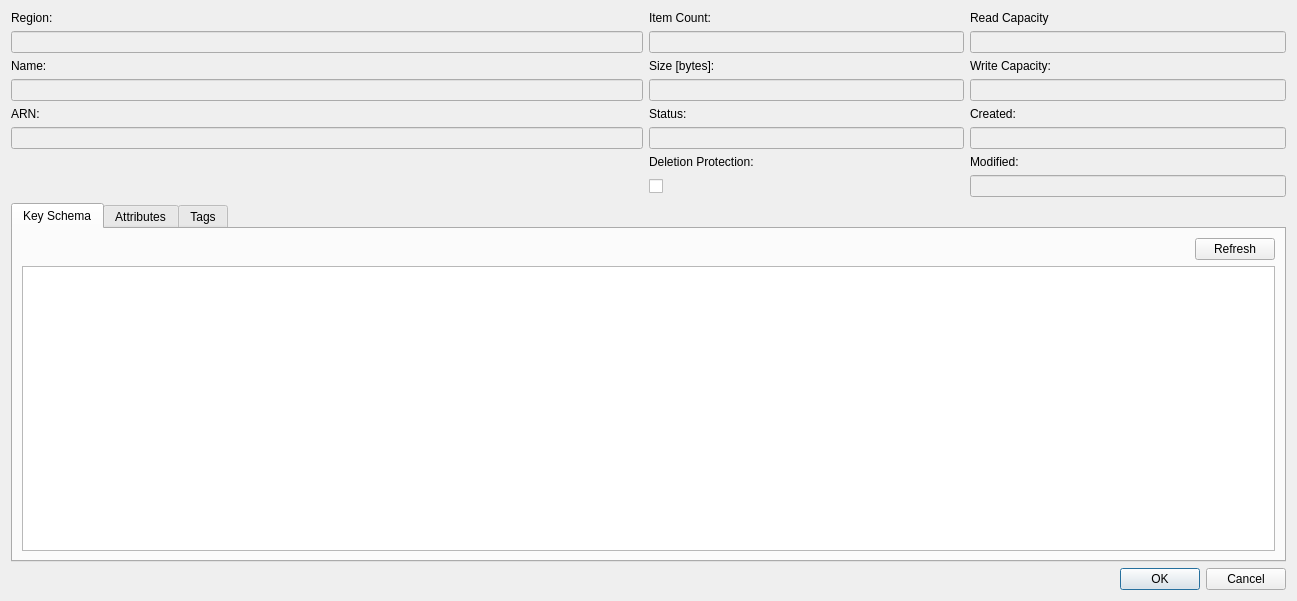
jensvogt/awsmock-qt-ui, file src/modules/dynamodb/DynamoDbEditTableDialog.ui: the form before one commit.
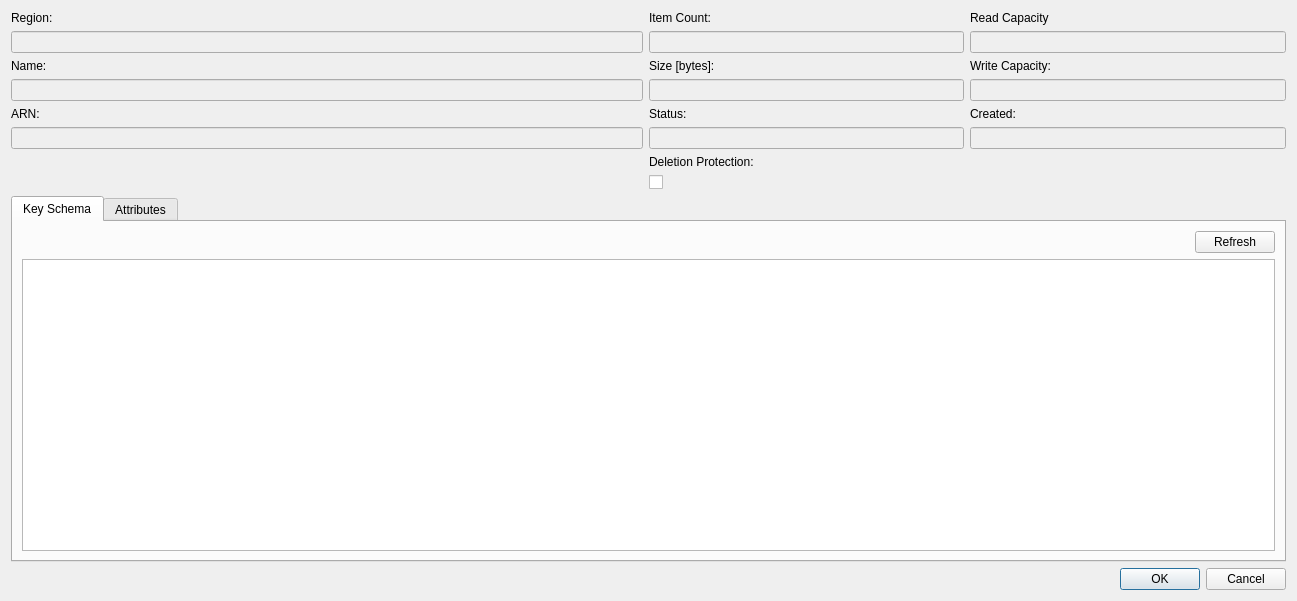
The form after the commit.

```diff
--- a/src/modules/dynamodb/DynamoDbEditTableDialog.ui
+++ b/src/modules/dynamodb/DynamoDbEditTableDialog.ui
@@ -100,13 +100,6 @@
        </property>
       </widget>
      </item>
-     <item row="8" column="2">
-      <widget class="QLineEdit" name="modifiedEdit">
-       <property name="enabled">
-        <bool>false</bool>
-       </property>
-      </widget>
-     </item>
      <item row="0" column="2">
       <widget class="QLabel" name="readCapacityLabel">
        <property name="text">
@@ -142,13 +135,6 @@
        </property>
       </widget>
      </item>
-     <item row="7" column="2">
-      <widget class="QLabel" name="modifiedLabel">
-       <property name="text">
-        <string>Modified:</string>
-       </property>
-      </widget>
-     </item>
      <item row="2" column="1">
       <widget class="QLineEdit" name="itemCountEdit">
        <property name="enabled">
@@ -229,11 +215,6 @@
          </item>
         </layout>
        </widget>
-       <widget class="QWidget" name="tagsTab">
-        <attribute name="title">
-         <string>Tags</string>
-        </attribute>
-       </widget>
       </widget>
      </item>
      <item row="7" column="1">
```
